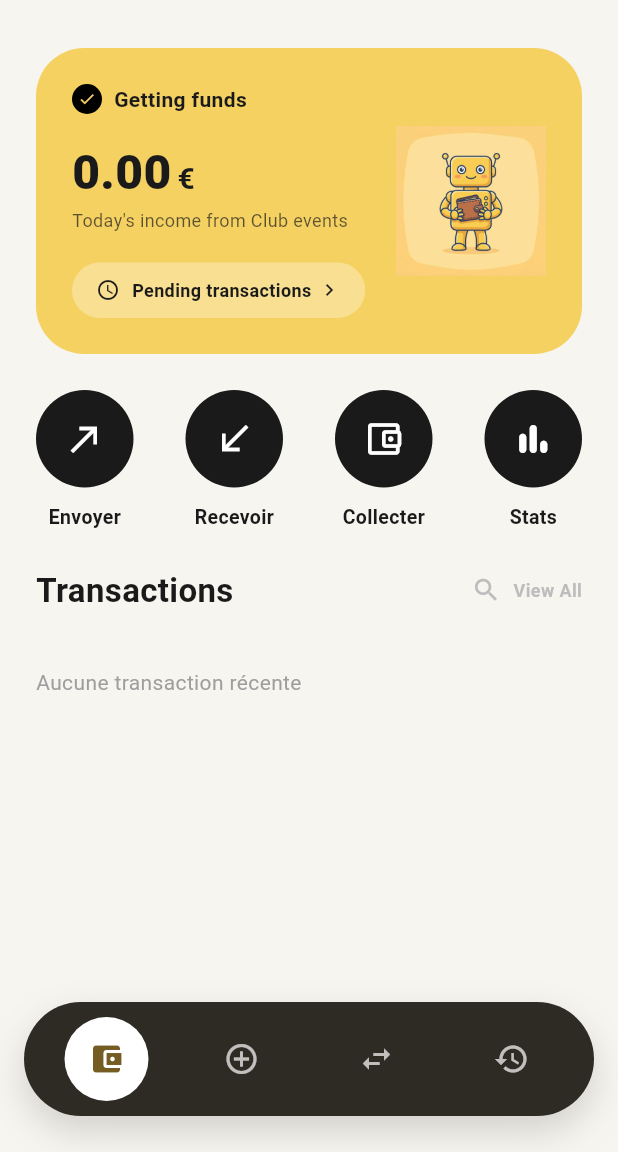
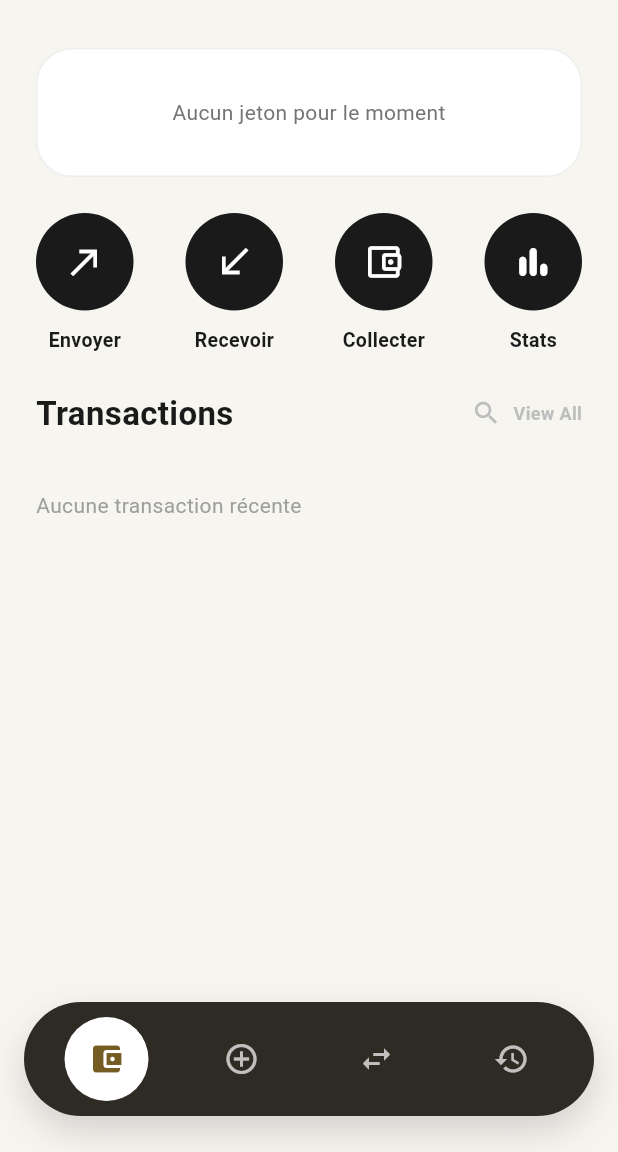
Before and after one commit to FILLIN-RX/NFC, a Flutter app: the HomeScreen screen opened by its route, on a phone screen of 412 x 824 dp, the part 84-1236 px from its top. Run offline on Flutter 3.47's test engine with Material 3 defaults, Android fonts, the light colour scheme and no system bars; our stand-ins replace flutter_riverpod, freezed_annotation, go_router, hive_flutter, permission_handler, riverpod_annotation and 1 more; missing offline and left inert: nfc_manager; accounts and stored records are empty; generated files the repository leaves out were written again.

Commit message:
fix: token cards individuelles avec leur design en scroll horizontal

```diff
--- a/narco/lib/features/home/presentation/screens/home_screen.dart
+++ b/narco/lib/features/home/presentation/screens/home_screen.dart
@@ -1,8 +1,6 @@
 import 'package:flutter/material.dart';
 import 'package:flutter_riverpod/flutter_riverpod.dart';
 import '../../../../core/appTheme.dart';
-import '../../../token_creation/domain/models/token.dart';
-import '../../../token_creation/presentation/widgets/token_type_config.dart';
 import '../providers/token_list_provider.dart';
 import '../widgets/action_buttons.dart';
 import '../widgets/home_header.dart';
@@ -28,39 +26,8 @@ class HomeScreen extends ConsumerWidget {
               children: [
                 const HomeHeader(),
                 const SizedBox(height: 20),
-
                 tokenListAsync.when(
-                  data: (tokens) => Column(
-                    crossAxisAlignment: CrossAxisAlignment.start,
-                    children: [
-                      TokenBalanceCard(tokens: tokens),
-                      if (tokens.isNotEmpty) ...[
-                        const SizedBox(height: 24),
-                        const Padding(
-                          padding: EdgeInsets.only(left: 24),
-                          child: Text(
-                            'Mes jetons',
-                            style: TextStyle(
-                              fontSize: 18,
-                              fontWeight: FontWeight.bold,
-                              color: AppTheme.textPrimary,
-                            ),
-                          ),
-                        ),
-                        const SizedBox(height: 12),
-                        SizedBox(
-                          height: 120,
-                          child: ListView.separated(
-                            scrollDirection: Axis.horizontal,
-                            padding: const EdgeInsets.symmetric(horizontal: 24),
-                            itemCount: tokens.length,
-                            separatorBuilder: (_, _) => const SizedBox(width: 12),
-                            itemBuilder: (context, index) => _TokenMiniCard(token: tokens[index]),
-                          ),
-                        ),
-                      ],
-                    ],
-                  ),
+                  data: (tokens) => TokenBalanceCard(tokens: tokens),
                   loading: () => const Center(
                     child: Padding(
                       padding: EdgeInsets.all(40.0),
@@ -69,7 +36,6 @@ class HomeScreen extends ConsumerWidget {
                   ),
                   error: (e, _) => Center(child: Text('Erreur: $e')),
                 ),
-
                 const ActionButtons(),
                 const TransactionList(),
               ],
@@ -80,57 +46,3 @@ class HomeScreen extends ConsumerWidget {
     );
   }
 }
-
-class _TokenMiniCard extends StatelessWidget {
-  final Token token;
-  const _TokenMiniCard({required this.token});
-
-  @override
-  Widget build(BuildContext context) {
-    final config = TokenTypeConfig.fromType(token.type);
-    return Container(
-      width: 140,
-      padding: const EdgeInsets.all(16),
-      decoration: BoxDecoration(
-        color: Colors.white,
-        borderRadius: BorderRadius.circular(20),
-        border: Border.all(color: Colors.grey.shade200),
-      ),
-      child: Column(
-        crossAxisAlignment: CrossAxisAlignment.start,
-        children: [
-          Row(
-            children: [
-              Icon(config.icon, color: config.color, size: 20),
-              const SizedBox(width: 6),
-              Text(
-                config.label,
-                style: TextStyle(
-                  fontSize: 12,
-                  fontWeight: FontWeight.w600,
-                  color: config.color,
-                ),
-              ),
-            ],
-          ),
-          const Spacer(),
-          Text(
-            token.valeur.toStringAsFixed(2),
-            style: const TextStyle(
-              fontSize: 22,
-              fontWeight: FontWeight.w900,
-              color: AppTheme.textPrimary,
-            ),
-          ),
-          Text(
-            config.unit,
-            style: const TextStyle(
-              fontSize: 12,
-              color: AppTheme.textSecondary,
-            ),
-          ),
-        ],
-      ),
-    );
-  }
-}
--- a/narco/lib/features/home/presentation/widgets/token_balance_card.dart
+++ b/narco/lib/features/home/presentation/widgets/token_balance_card.dart
@@ -1,6 +1,7 @@
 import 'package:flutter/material.dart';
 import '../../../../core/appTheme.dart';
 import '../../../token_creation/domain/models/token.dart';
+import '../../../token_creation/presentation/widgets/token_type_config.dart';
 
 class TokenBalanceCard extends StatelessWidget {
   final List<Token> tokens;
@@ -9,108 +10,128 @@ class TokenBalanceCard extends StatelessWidget {
 
   @override
   Widget build(BuildContext context) {
+    if (tokens.isEmpty) {
       return Container(
-      margin: const EdgeInsets.symmetric(horizontal: 24.0),
-      padding: const EdgeInsets.all(24.0),
+        margin: const EdgeInsets.symmetric(horizontal: 24),
+        padding: const EdgeInsets.all(32),
         decoration: BoxDecoration(
-        color: AppTheme.primary,
-        borderRadius: BorderRadius.circular(32),
+          color: Colors.white,
+          borderRadius: BorderRadius.circular(24),
+          border: Border.all(color: Colors.grey.shade200),
         ),
-      child: Stack(
-        children: [
-          Column(
+        child: const Center(
+          child: Text(
+            'Aucun jeton pour le moment',
+            style: TextStyle(color: AppTheme.textSecondary, fontSize: 14),
+          ),
+        ),
+      );
+    }
+
+    return SizedBox(
+      height: 200,
+      child: ListView.separated(
+        scrollDirection: Axis.horizontal,
+        padding: const EdgeInsets.symmetric(horizontal: 24),
+        itemCount: tokens.length,
+        separatorBuilder: (_, _) => const SizedBox(width: 12),
+        itemBuilder: (context, index) => _TokenCard(token: tokens[index]),
+      ),
+    );
+  }
+}
+
+class _TokenCard extends StatelessWidget {
+  final Token token;
+  const _TokenCard({required this.token});
+
+  @override
+  Widget build(BuildContext context) {
+    final config = TokenTypeConfig.fromType(token.type);
+    return Container(
+      width: 220,
+      padding: const EdgeInsets.all(20),
+      decoration: BoxDecoration(
+        borderRadius: BorderRadius.circular(24),
+        gradient: LinearGradient(
+          begin: Alignment.topLeft,
+          end: Alignment.bottomRight,
+          colors: [config.color, config.color.withValues(alpha: 0.75)],
+        ),
+        boxShadow: [
+          BoxShadow(
+            color: config.color.withValues(alpha: 0.3),
+            blurRadius: 16,
+            offset: const Offset(0, 6),
+          ),
+        ],
+      ),
+      child: Column(
         crossAxisAlignment: CrossAxisAlignment.start,
         children: [
           Row(
+            mainAxisAlignment: MainAxisAlignment.spaceBetween,
             children: [
               Container(
-                    padding: const EdgeInsets.all(4),
-                    decoration: const BoxDecoration(
-                      color: Colors.black,
-                      shape: BoxShape.circle,
+                padding: const EdgeInsets.all(8),
+                decoration: BoxDecoration(
+                  color: Colors.white.withValues(alpha: 0.2),
+                  borderRadius: BorderRadius.circular(12),
                 ),
-                    child: const Icon(Icons.check, color: AppTheme.primary, size: 12),
+                child: Icon(config.icon, color: Colors.white, size: 22),
               ),
-                  const SizedBox(width: 8),
-                  const Text(
-                    'Getting funds',
-                    style: TextStyle(
-                      fontSize: 14,
+              Container(
+                padding: const EdgeInsets.symmetric(horizontal: 10, vertical: 4),
+                decoration: BoxDecoration(
+                  color: Colors.white.withValues(alpha: 0.2),
+                  borderRadius: BorderRadius.circular(20),
+                ),
+                child: Text(
+                  config.label,
+                  style: const TextStyle(
+                    color: Colors.white,
+                    fontSize: 12,
                     fontWeight: FontWeight.w600,
-                      color: AppTheme.textPrimary,
+                  ),
                 ),
               ),
             ],
           ),
-              const SizedBox(height: 16),
+          const Spacer(),
           Row(
-                crossAxisAlignment: CrossAxisAlignment.baseline,
-                textBaseline: TextBaseline.alphabetic,
+            crossAxisAlignment: CrossAxisAlignment.end,
             children: [
               Text(
-                    tokens.isNotEmpty
-                        ? tokens.fold(0.0, (sum, t) => sum + t.valeur).toStringAsFixed(2)
-                        : '0.00',
+                token.valeur.toStringAsFixed(token.valeur == token.valeur.roundToDouble() ? 0 : 2),
                 style: const TextStyle(
                   fontSize: 32,
                   fontWeight: FontWeight.w900,
-                      color: AppTheme.textPrimary,
+                  color: Colors.white,
+                  height: 1,
                 ),
               ),
               const SizedBox(width: 4),
-                  const Text(
-                    '€',
+              Padding(
+                padding: const EdgeInsets.only(bottom: 3),
+                child: Text(
+                  config.unit,
                   style: TextStyle(
-                      fontSize: 20,
-                      fontWeight: FontWeight.bold,
-                      color: AppTheme.textPrimary,
+                    fontSize: 16,
+                    fontWeight: FontWeight.w600,
+                    color: Colors.white.withValues(alpha: 0.8),
+                  ),
                 ),
               ),
             ],
           ),
+          const SizedBox(height: 4),
           Text(
-                'Today\'s income from Club events',
+            token.proprietaire,
             style: TextStyle(
               fontSize: 12,
-                  color: AppTheme.textPrimary.withOpacity(0.7),
+              color: Colors.white.withValues(alpha: 0.7),
             ),
-              ),
-              const SizedBox(height: 20),
-              Container(
-                padding: const EdgeInsets.symmetric(horizontal: 16, vertical: 10),
-                decoration: BoxDecoration(
-                  color: Colors.white.withOpacity(0.3),
-                  borderRadius: BorderRadius.circular(20),
-                ),
-                child: const Row(
-                  mainAxisSize: MainAxisSize.min,
-                  children: [
-                    Icon(Icons.access_time, size: 16, color: AppTheme.textPrimary),
-                    SizedBox(width: 8),
-                    Text(
-                      'Pending transactions',
-                      style: TextStyle(
-                        fontSize: 12,
-                        fontWeight: FontWeight.bold,
-                        color: AppTheme.textPrimary,
-                      ),
-                    ),
-                    SizedBox(width: 4),
-                    Icon(Icons.chevron_right, size: 16, color: AppTheme.textPrimary),
-                  ],
-                ),
-              ),
-            ],
-          ),
-          Positioned(
-            right: 0,
-            top: 0,
-            bottom: 0,
-            child: Image.asset(
-              'assets/images/robot_mascot.png',
-              width: 100,
-              errorBuilder: (context, error, stackTrace) => const SizedBox(),
-            ),
+            overflow: TextOverflow.ellipsis,
           ),
         ],
       ),
```
Lines whose indentation alone changed are shown as unchanged.
